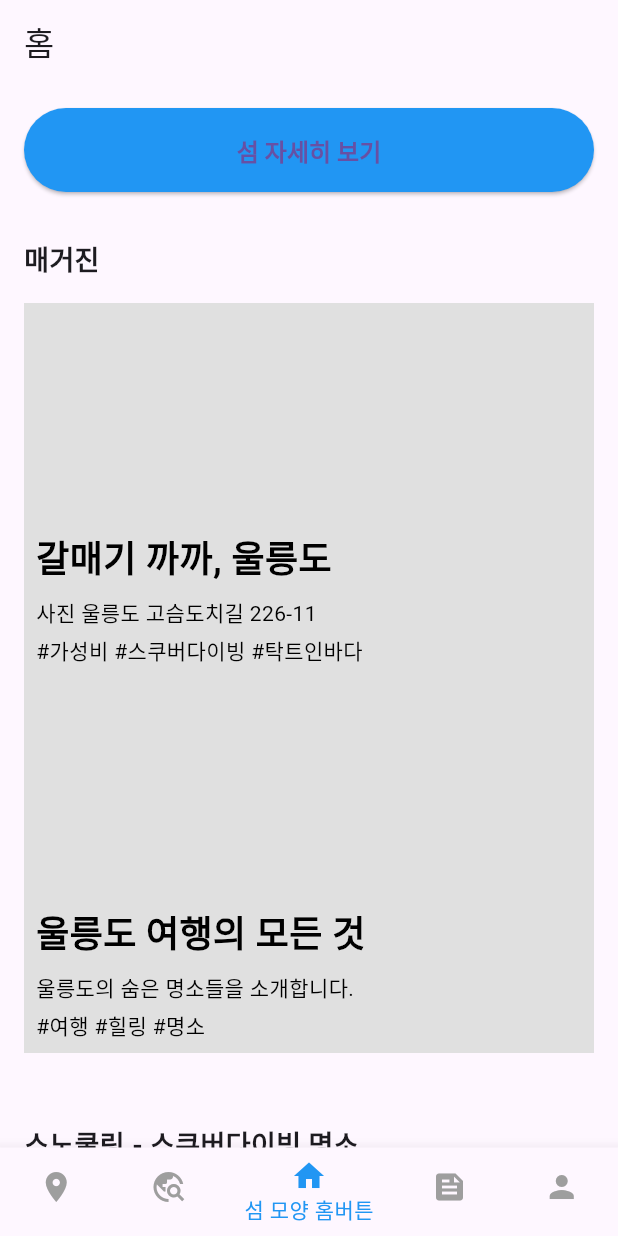
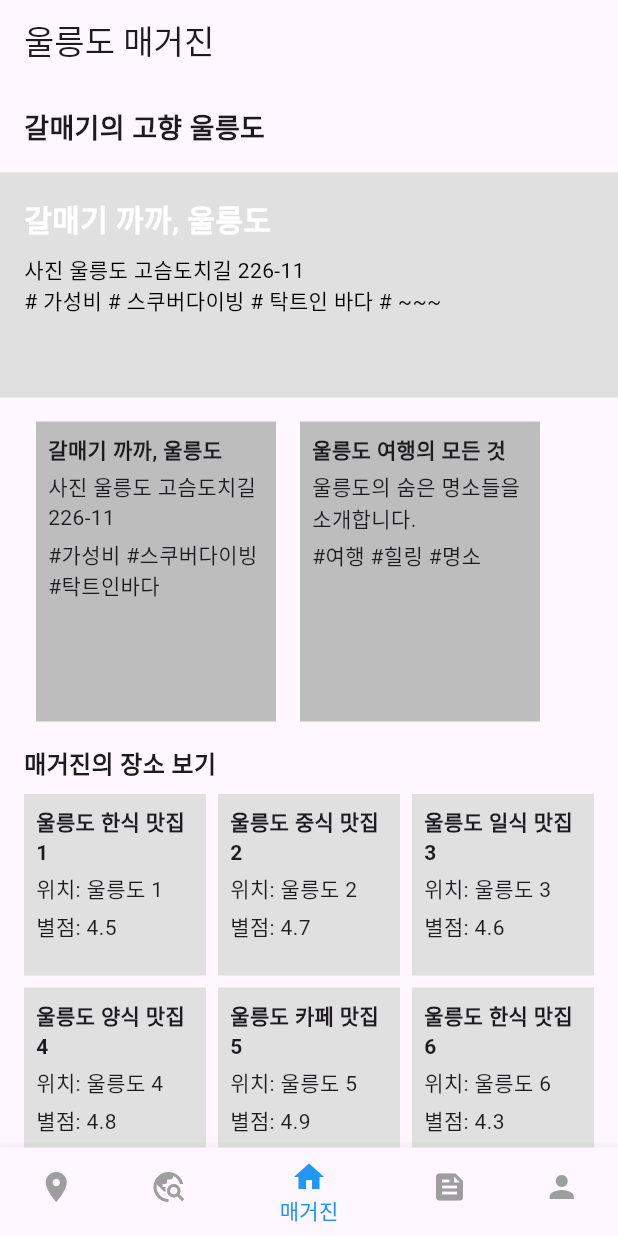
Before and after one commit to eoieiie/island-trip-app, a Flutter app: the screen it shows after launch, on a phone screen of 412 x 824 dp. Run offline on Flutter 3.47's test engine with Material 3 defaults, Android fonts, the phone set to English and light mode, and no system bars; our stand-ins replace flutter_dotenv, get; missing offline and left inert: flutter_naver_map, photo_manager.

Commit message:
home 섹션 mvvm 아키텍쳐 구현 및 주석

```diff
--- a/lib/main.dart
+++ b/lib/main.dart
@@ -1,100 +1,97 @@
 import 'package:flutter/material.dart';
-import 'package:provider/provider.dart';
+import 'package:get/get.dart';
 import 'package:flutter_dotenv/flutter_dotenv.dart';
 import 'package:flutter_naver_map/flutter_naver_map.dart';
 import 'section/my_travel/view/my_travel_view.dart';
 import 'section/my_page/view/my_page_view.dart';
 import 'section/feed/view/feed_view.dart';
 import 'section/home/view/home_view.dart';
-import 'section/home/view/magazine_view.dart'; // 추가된 Import
-import 'package:project_island/section/home/repository/home_repository.dart';
-import 'package:project_island/section/home/viewmodel/magazine_viewmodel.dart'; // 추가된 Import
+import 'section/home/view/magazine_view.dart'; // Import updated
+import 'section/home/repository/home_repository.dart';
+import 'section/home/viewmodel/magazine_viewmodel.dart'; // Import updated
 
 void main() async {
-  WidgetsFlutterBinding.ensureInitialized(); // WidgetsFlutterBinding 초기화
-  await dotenv.load(fileName: ".env"); // .env 파일 로드
+  WidgetsFlutterBinding.ensureInitialized();
+  await dotenv.load(fileName: ".env");
   await NaverMapSdk.instance.initialize(
     clientId: dotenv.env['NAVER_MAP_CLIENT_ID']!,
     onAuthFailed: (e) {
       print('네이버맵 인증오류: $e');
     },
-  ); // 네이버 지도 SDK 초기화
-  runApp(MyApp()); // MyApp 위젯을 실행합니다.
+  );
+
+  // Register the MagazineViewModel
+  Get.put(MagazineViewModel(repository: Repository()));
+
+  runApp(MyApp());
 }
 
 class MyApp extends StatelessWidget {
   @override
   Widget build(BuildContext context) {
-    return MultiProvider(
-      providers: [
-        ChangeNotifierProvider(
-          create: (_) => MagazineViewModel(repository: Repository()),
-        ),
-      ],
-      child: MaterialApp(
-        title: 'Island Travel App', // 앱의 제목을 설정합니다.
-        theme: ThemeData(
-          primarySwatch: Colors.blue, // 앱의 기본 색상을 파란색으로 설정합니다.
-        ),
-        home: MainPage(), // 앱의 시작 페이지를 MainPage로 설정합니다.
+    return MaterialApp(
+      title: 'Island Travel App',
+      theme: ThemeData(
+        primarySwatch: Colors.blue,
       ),
+      home: MainPage(),
     );
   }
 }
 
 class MainPage extends StatefulWidget {
   @override
-  _MainPageState createState() => _MainPageState(); // 상태를 생성합니다.
+  _MainPageState createState() => _MainPageState();
 }
 
 class _MainPageState extends State<MainPage> {
-  int _selectedIndex = 2; // 현재 선택된 페이지의 인덱스를 저장합니다.
+  int _selectedIndex = 2;
 
   static List<Widget> _widgetOptions = <Widget>[
-    MyTravelView(), // 내 일정 페이지
-    Scaffold(body: Center(child: Text('여행 도구 페이지'))), // 여행 도구 페이지
-    HomeView(), // 섬 모양 홈버튼 페이지
-    FeedView(), // 피드 페이지
-    MyPageView(), // 마이페이지
+    MyTravelView(),
+    Scaffold(body: Center(child: Text('여행 도구 페이지'))),
+    MagazineView(), // Ensure correct view
+    FeedView(),
+    MyPageView(),
   ];
 
   void _onItemTapped(int index) {
     setState(() {
-      _selectedIndex = index; // 선택된 페이지 인덱스를 업데이트합니다.
+      _selectedIndex = index;
     });
   }
 
   @override
   Widget build(BuildContext context) {
     return Scaffold(
-      body: _widgetOptions.elementAt(_selectedIndex), // 선택된 인덱스에 해당하는 페이지를 보여줍니다.
+      body: _widgetOptions.elementAt(_selectedIndex),
       bottomNavigationBar: BottomNavigationBar(
         items: const <BottomNavigationBarItem>[
           BottomNavigationBarItem(
-            icon: Icon(Icons.location_on), // 내 일정 아이콘
-            label: '내 일정', // 내 일정 라벨
+            icon: Icon(Icons.location_on),
+            label: '내 일정',
           ),
           BottomNavigationBarItem(
-            icon: Icon(Icons.travel_explore), // 여행 도구 아이콘
-            label: '여행 도구', // 여행 도구 라벨
+            icon: Icon(Icons.travel_explore),
+            label: '여행 도구',
           ),
           BottomNavigationBarItem(
-            icon: Icon(Icons.home), // 섬 모양 홈버튼 아이콘
-            label: '섬 모양 홈버튼', // 섬 모양 홈버튼 라벨
+            icon: Icon(Icons.home),
+            label: '매거진', // Ensure correct label
           ),
           BottomNavigationBarItem(
-            icon: Icon(Icons.feed), // 피드 아이콘
-            label: '피드', // 피드 라벨
+            icon: Icon(Icons.feed),
+            label: '피드',
           ),
           BottomNavigationBarItem(
-            icon: Icon(Icons.person), // 마이페이지 아이콘
-            label: '마이페이지', // 마이페이지 라벨
+            icon: Icon(Icons.person),
+            label: '마이페이지',
           ),
         ],
-        currentIndex: _selectedIndex, // 현재 선택된 인덱스를 표시합니다.
-        selectedItemColor: Colors.blue, // 선택된 아이템의 색상을 파란색으로 설정합니다.
-        unselectedItemColor: Colors.grey, // 선택되지 않은 아이템의 색상을 회색으로 설정합니다.
-        onTap: _onItemTapped, // 아이템이 탭될 때 호출되는 콜백 함수입니다.
+        currentIndex: _selectedIndex,
+        selectedItemColor: Colors.blue,
+        unselectedItemColor: Colors.grey,
+        onTap: _onItemTapped,
       ),
     );
   }
--- a/lib/section/home/view/home_view.dart
+++ b/lib/section/home/view/home_view.dart
@@ -1,33 +1,40 @@
+// view/home_view.dart
+
 import 'package:flutter/material.dart';
-import 'package:provider/provider.dart';
+import 'package:get/get.dart';
 import 'package:project_island/section/home/view/island_detail_view.dart';
 import 'package:project_island/section/home/viewmodel/home_viewmodel.dart';
-import 'package:project_island/section/home/model/home_model.dart';
+import '../model/home_model.dart';
+import '../repository/home_repository.dart';
 
-import '../repository/home_repository.dart';
+// 홈 화면을 표시하는 StatelessWidget 클래스
 class HomeView extends StatelessWidget {
+  // GetX를 사용하여 HomeViewModel을 초기화
+  final HomeViewModel viewModel = Get.put(HomeViewModel(Repository()));
+
   @override
   Widget build(BuildContext context) {
-    return ChangeNotifierProvider(
-      create: (_) => HomeViewModel(Repository()),
-      child: Scaffold(
+    return Scaffold(
       appBar: AppBar(
         title: Text('홈'),
       ),
-        body: Consumer<HomeViewModel>(
-          builder: (context, viewModel, child) {
-            if (viewModel.isLoading) {
+      // Obx를 사용하여 viewModel의 상태 변화를 감지하고 UI를 업데이트
+      body: Obx(() {
+        // 로딩 중일 때 로딩 인디케이터를 표시
+        if (viewModel.isLoading.value) {
           return Center(child: CircularProgressIndicator());
         }
 
+        // 로딩이 완료되면 콘텐츠를 표시
         return Column(
           children: [
-                // 상단 버튼
+            // 상단에 있는 버튼 섹션
             Container(
               width: double.infinity,
               padding: EdgeInsets.symmetric(vertical: 16.0, horizontal: 16.0),
               child: ElevatedButton(
                 onPressed: () {
+                  // 버튼 클릭 시 IslandDetailView로 이동
                   Navigator.push(
                     context,
                     MaterialPageRoute(builder: (context) => IslandDetailView()), // 이동할 화면
@@ -44,6 +51,7 @@ class HomeView extends StatelessWidget {
                 child: Text('섬 자세히 보기'),
               ),
             ),
+            // 나머지 콘텐츠를 포함하는 확장 가능한 섹션
             Expanded(
               child: SingleChildScrollView(
                 child: Column(
@@ -59,6 +67,7 @@ class HomeView extends StatelessWidget {
                             style: TextStyle(fontSize: 18, fontWeight: FontWeight.bold),
                           ),
                           SizedBox(height: 16.0),
+                          // 매거진 리스트가 비어있지 않으면 매거진 카드들을 표시
                           if (viewModel.magazines.isNotEmpty)
                             ...viewModel.magazines.map((magazine) => MagazineCard(magazine: magazine)).toList(),
                           SizedBox(height: 16.0),
@@ -91,13 +100,12 @@ class HomeView extends StatelessWidget {
             ),
           ],
         );
-          },
-        ),
-      ),
+      }),
     );
   }
 }
 
+// 매거진 카드를 표시하는 StatelessWidget 클래스
 class MagazineCard extends StatelessWidget {
   final Magazine magazine;
 
@@ -151,6 +159,7 @@ class MagazineCard extends StatelessWidget {
   }
 }
 
+// 각 섹션을 표시하는 StatelessWidget 클래스
 class Section extends StatelessWidget {
   final String title;
   final List<Content> contents;
--- a/lib/section/home/view/magazine_view.dart
+++ b/lib/section/home/view/magazine_view.dart
@@ -1,25 +1,34 @@
+// view/magazine_view.dart
+
 import 'package:flutter/material.dart';
-import 'package:provider/provider.dart';
+import 'package:get/get.dart';
 import '../repository/home_repository.dart';
 import '../viewmodel/magazine_viewmodel.dart';
 
+// MagazineView 클래스를 정의하는 StatelessWidget
 class MagazineView extends StatelessWidget {
   @override
   Widget build(BuildContext context) {
-    return ChangeNotifierProvider(
-      create: (context) => MagazineViewModel(repository: Repository())
-        ..fetchMagazines()
-        ..fetchStores(),
-      child: Scaffold(
+    // GetX를 사용하여 MagazineViewModel을 초기화
+    final viewModel = Get.put(MagazineViewModel(repository: Repository()));
+
+    return Scaffold(
       appBar: AppBar(
         title: Text('울릉도 매거진'),
       ),
-        body: Consumer<MagazineViewModel>(
-          builder: (context, viewModel, child) {
+      // Obx를 사용하여 viewModel의 상태 변화를 감지하고 UI를 업데이트
+      body: Obx(() {
+        // 로딩 중일 때 로딩 인디케이터를 표시
+        if (viewModel.magazines.isEmpty && viewModel.stores.isEmpty) {
+          return Center(child: CircularProgressIndicator());
+        }
+
+        // 로딩이 완료되면 콘텐츠를 표시
         return SingleChildScrollView(
           child: Column(
             crossAxisAlignment: CrossAxisAlignment.start,
             children: [
+              // 제목 섹션
               Padding(
                 padding: const EdgeInsets.all(16.0),
                 child: Text(
@@ -27,6 +36,7 @@ class MagazineView extends StatelessWidget {
                   style: TextStyle(fontSize: 18, fontWeight: FontWeight.bold),
                 ),
               ),
+              // 매거진 소개 섹션
               Container(
                 width: MediaQuery.of(context).size.width,
                 height: 150.0, // 높이를 줄임
@@ -51,33 +61,35 @@ class MagazineView extends StatelessWidget {
                 ),
               ),
               SizedBox(height: 16.0),
-                  _buildMagazineList(context, viewModel),
+              // 매거진 리스트 섹션
+              _buildMagazineList(viewModel),
               SizedBox(height: 16.0),
+              // 장소 보기 섹션 제목
               Padding(
                 padding: const EdgeInsets.symmetric(horizontal: 16.0),
                 child: Text(
                   '매거진의 장소 보기',
-                      style: TextStyle(
-                          fontSize: 16, fontWeight: FontWeight.bold),
+                  style: TextStyle(fontSize: 16, fontWeight: FontWeight.bold),
                 ),
               ),
               SizedBox(height: 8.0),
-                  _buildStoreGrid(context, viewModel),
+              // 장소 그리드 섹션
+              _buildStoreGrid(viewModel),
               SizedBox(height: 16.0),
             ],
           ),
         );
-          },
-        ),
-      ),
+      }),
     );
   }
 
-  Widget _buildMagazineList(BuildContext context, MagazineViewModel viewModel) {
+  // 매거진 리스트를 빌드하는 메서드
+  Widget _buildMagazineList(MagazineViewModel viewModel) {
     return Container(
       height: 200,
       padding: EdgeInsets.symmetric(horizontal: 16.0),
-      child: ListView.builder(
+      child: Obx(() {
+        return ListView.builder(
           scrollDirection: Axis.horizontal,
           itemCount: viewModel.magazines.length,
           itemBuilder: (context, index) {
@@ -109,15 +121,18 @@ class MagazineView extends StatelessWidget {
               ),
             );
           },
-      ),
+        );
+      }),
     );
   }
 
-  Widget _buildStoreGrid(BuildContext context, MagazineViewModel viewModel) {
+  // 장소 그리드를 빌드하는 메서드
+  Widget _buildStoreGrid(MagazineViewModel viewModel) {
     return Container(
       height: 400,
       padding: EdgeInsets.symmetric(horizontal: 16.0),
-      child: GridView.builder(
+      child: Obx(() {
+        return GridView.builder(
           gridDelegate: SliverGridDelegateWithFixedCrossAxisCount(
             crossAxisCount: 3,
             crossAxisSpacing: 8.0,
@@ -151,7 +166,8 @@ class MagazineView extends StatelessWidget {
               ),
             );
           },
-      ),
+        );
+      }),
     );
   }
 }
--- a/lib/section/home/viewmodel/home_viewmodel.dart
+++ b/lib/section/home/viewmodel/home_viewmodel.dart
@@ -1,31 +1,38 @@
 // viewmodels/home_view_model.dart
-import 'package:flutter/material.dart';
+
+import 'package:get/get.dart';
 import '../model/home_model.dart';
 import '../repository/home_repository.dart';
 
+// HomeViewModel 클래스를 정의하고 GetX의 컨트롤러를 확장
+class HomeViewModel extends GetxController {
+  // 상태 관리에 사용되는 변수들을 정의
+  var isLoading = true.obs; // 데이터를 로딩 중인지 여부를 나타내는 상태
+  var magazines = <Magazine>[].obs; // 매거진 리스트 상태
+  var contents = <Content>[].obs; // 일반 콘텐츠 리스트 상태
+  var fishingContents = <Content>[].obs; // 낚시 콘텐츠 리스트 상태
+  var viewpointContents = <Content>[].obs; // 전망대 콘텐츠 리스트 상태
+  var beachContents = <Content>[].obs; // 해수욕장 콘텐츠 리스트 상태
 
-class HomeViewModel extends ChangeNotifier {
-  bool isLoading = true;
-  List<Magazine> magazines = [];
-  List<Content> contents = [];
-  List<Content> fishingContents = [];
-  List<Content> viewpointContents = [];
-  List<Content> beachContents = [];
-
+  // 데이터 리포지토리를 위한 필드 정의
   final Repository repository;
 
+  // 생성자에서 repository를 초기화하고 데이터를 가져오는 메서드를 호출
   HomeViewModel(this.repository) {
     _fetchData();
   }
 
+  // 데이터를 비동기적으로 가져오는 메서드 정의
   void _fetchData() async {
+    // 2초 지연을 추가하여 데이터 로딩 시뮬레이션
     await Future.delayed(Duration(seconds: 2));
-    magazines = repository.fetchMagazines();
-    contents = repository.fetchContents();
-    fishingContents = repository.fetchFishingContents();
-    viewpointContents = repository.fetchViewpointContents();
-    beachContents = repository.fetchBeachContents();
-    isLoading = false;
-    notifyListeners();
+    // 각 콘텐츠 타입별 데이터를 repository로부터 가져와서 상태를 업데이트
+    magazines.value = repository.fetchMagazines();
+    contents.value = repository.fetchContents();
+    fishingContents.value = repository.fetchFishingContents();
+    viewpointContents.value = repository.fetchViewpointContents();
+    beachContents.value = repository.fetchBeachContents();
+    // 데이터 로딩 완료 후 isLoading 상태를 false로 변경
+    isLoading.value = false;
   }
 }
--- a/lib/section/home/viewmodel/magazine_viewmodel.dart
+++ b/lib/section/home/viewmodel/magazine_viewmodel.dart
@@ -1,21 +1,50 @@
-import 'package:flutter/material.dart';
+// viewmodel/magazine_viewmodel.dart
+
+import 'package:get/get.dart';
 import '../model/home_model.dart';
 import '../repository/home_repository.dart';
 
-class MagazineViewModel extends ChangeNotifier {
+// 매거진 뷰모델 클래스
+class MagazineViewModel extends GetxController {
+  // 리포지토리 인스턴스를 저장할 변수
   final Repository repository;
-  List<Magazine> magazines = [];
-  List<Store> stores = [];
 
+  // 매거진과 가게 리스트를 관리하기 위한 Observable 리스트
+  var magazines = <Magazine>[].obs;
+  var stores = <Store>[].obs;
+
+  // 생성자에서 리포지토리를 받아옴
   MagazineViewModel({required this.repository});
 
-  void fetchMagazines() {
-    magazines = repository.fetchMagazines();
-    notifyListeners();
+  // 컨트롤러가 초기화될 때 호출되는 메서드
+  @override
+  void onInit() {
+    super.onInit();
+    fetchMagazines();  // 컨트롤러가 초기화될 때 매거진을 가져옴
+    fetchStores();    // 컨트롤러가 초기화될 때 가게를 가져옴
   }
 
-  void fetchStores() {
-    stores = repository.fetchIslandDetails('울릉도').stores;
-    notifyListeners();
+  // 매거진을 가져와서 Observable 리스트를 업데이트하는 메서드
+  void fetchMagazines() async {
+    try {
+      // 리포지토리에서 매거진을 가져와서 리스트에 할당
+      var fetchedMagazines = await repository.fetchMagazines();
+      magazines.assignAll(fetchedMagazines);
+    } catch (e) {
+      // 에러 발생 시 콘솔에 출력
+      print('Error fetching magazines: $e');
+    }
+  }
+
+  // 가게를 가져와서 Observable 리스트를 업데이트하는 메서드
+  void fetchStores() async {
+    try {
+      // 리포지토리에서 울릉도 상세 정보를 가져와서 가게 리스트에 할당
+      var fetchedStores = await repository.fetchIslandDetails('울릉도').stores;
+      stores.assignAll(fetchedStores);
+    } catch (e) {
+      // 에러 발생 시 콘솔에 출력
+      print('Error fetching stores: $e');
+    }
   }
 }
--- a/pubspec.yaml
+++ b/pubspec.yaml
@@ -47,6 +47,7 @@ dependencies:
   build_runner: ^2.1.7
   json_serializable: ^6.1.4
   flutter_dotenv: ^5.0.2 # 네이버 지도 api 인증키 env를 위하여 사용
+  http: ^1.2.2 #한국관광공사 Open api 호출을 위해 사용
 
 
 dev_dependencies:
```
Also changed, not shown: lib/section/home/view/island_detail_view.dart (+33 -14 lines), lib/section/home/viewmodel/island_detail_viewmodel.dart (+41 -22 lines), pubspec.lock. Lines whose indentation alone changed are shown as unchanged.
